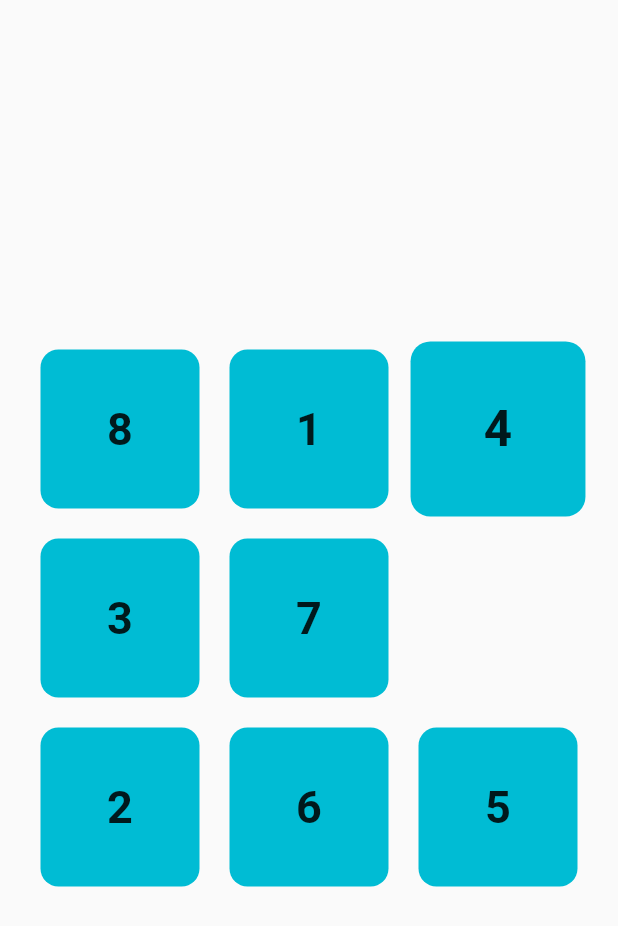
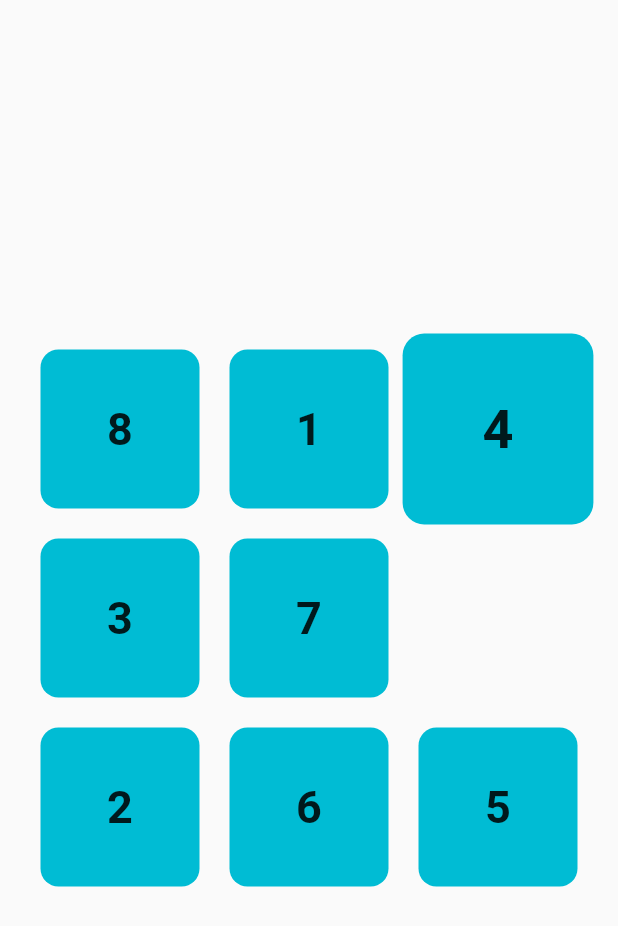
Before and after one commit to Roaa94/dashtronaut, a Flutter app: the screen it shows after launch, on a phone screen of 412 x 824 dp. Shown: the top 926 px of the screen. Run offline on Flutter 3.47's test engine with Material 2 defaults, Android fonts, the light colour scheme and no system bars; our stand-ins replace equatable.

Commit message:
wip - working on switching between tiles around whitespace using Tab key - used activeTileValue only instead of isActive field in Tile model

```diff
--- a/lib/models/tile.dart
+++ b/lib/models/tile.dart
@@ -7,7 +7,6 @@ class Tile {
   bool tileIsWhiteSpace;
   Location correctLocation;
   Location currentLocation;
-  bool isActive;
 
   Tile({
     required this.value,
@@ -15,7 +14,6 @@ class Tile {
     required this.correctLocation,
     required this.currentLocation,
     this.tileIsWhiteSpace = false,
-    this.isActive = false,
   });
 
   /// Top & Left positions values based on current location
--- a/lib/presentation/tile/widgets/tile_container.dart
+++ b/lib/presentation/tile/widgets/tile_container.dart
@@ -1,25 +1,34 @@
 import 'package:flutter/material.dart';
 import 'package:flutter_puzzle_hack/models/tile.dart';
+import 'package:flutter_puzzle_hack/presentation/providers/puzzle_provider.dart';
+import 'package:provider/provider.dart';
 
 class TileContainer extends StatelessWidget {
   final Tile tile;
-  final bool isActiveTile;
 
   const TileContainer({
     Key? key,
     required this.tile,
-    required this.isActiveTile,
   }) : super(key: key);
 
   @override
   Widget build(BuildContext context) {
-    bool isAtCorrectLocation = tile.currentLocation == tile.correctLocation;
-    print('Built tile ${tile.value}');
-    return Transform.scale(
-      scale: isActiveTile ? 1.1 : 1,
+    // print('Built tile ${tile.value}');
+    return Selector<PuzzleProvider, int>(
+      selector: (c, PuzzleProvider puzzleProvider) => puzzleProvider.activeTileValue,
+      shouldRebuild: (int previousActiveTile, int nextActiveTile) {
+        return previousActiveTile != nextActiveTile;
+      },
+      builder: (c, int activeTileValue, child) {
+        print('Rebuilt active tile $activeTileValue');
+        return Transform.scale(
+          scale: activeTileValue == tile.value ? 1.2 : 1,
+          child: child,
+        );
+      },
       child: Container(
         decoration: BoxDecoration(
-          color: isAtCorrectLocation ? Colors.pinkAccent : Colors.cyan,
+          color: tile.currentLocation == tile.correctLocation ? Colors.pinkAccent : Colors.cyan,
           borderRadius: BorderRadius.circular(12),
         ),
         margin: const EdgeInsets.all(10),
--- a/lib/presentation/tile/widgets/tile_wrapper.dart
+++ b/lib/presentation/tile/widgets/tile_wrapper.dart
@@ -36,9 +36,12 @@ class _TileWrapperState extends State<TileWrapper> {
   Widget build(BuildContext context) {
     return Selector<PuzzleProvider, Tile>(
       selector: (c, PuzzleProvider puzzleProvider) => puzzleProvider.tiles.firstWhere((_tile) => _tile.value == widget.tile.value),
-      builder: (c, Tile _tile, _) {
+      child: TileContainer(tile: widget.tile),
+      builder: (c, Tile _tile, child) {
+        print('Rebuilt tile ${_tile.value}');
         return ValueListenableBuilder(
           valueListenable: tilePositionNotifier,
+          child: child,
           builder: (c, Position tilePosition, child) {
             void handleDragEnd() {
               animationDurationNotifier.value = snapAnimationDuration;
@@ -86,10 +89,7 @@ class _TileWrapperState extends State<TileWrapper> {
                       tilePositionNotifier.value = _newPosition;
                     }
                   },
-                  child: TileContainer(
-                    tile: _tile,
-                    isActiveTile: _tile.isActive,
-                  ),
+                  child: child!,
                 ),
               ),
             );
```
Also changed, not shown: lib/presentation/providers/puzzle_provider.dart (+12 -19 lines).
